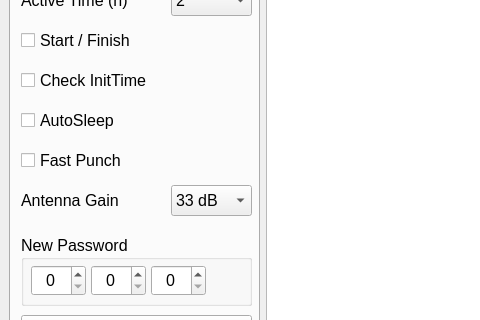
sportiduino/SportiduinoPQ, file design.ui: the form before one commit; both pictures show x 0 to 480 and y 98 to 418 of the 703 by 703 pixel window.
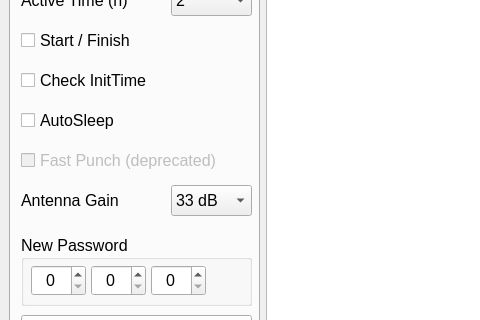
The form after the commit. The open tabs and pages were chosen to show the change.

Commit message: Disable deprecated Fast punch config option

Patch:
```diff
--- a/design.ui
+++ b/design.ui
@@ -1211,7 +1211,10 @@
              </rect>
             </property>
             <property name="text">
-             <string>Fast Punch</string>
+             <string>Fast Punch (deprecated)</string>
+            </property>
+            <property name="enabled">
+             <bool>false</bool>
             </property>
            </widget>
            <widget class="QCheckBox" name="cbAutosleep">
```
The commit also changes 4 other files.
